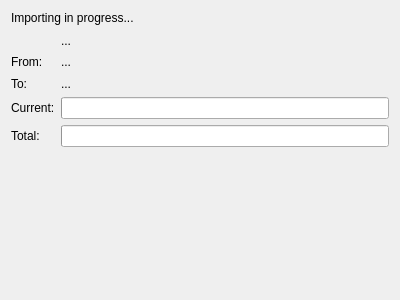
First picture: the form in mailimporter/ui/importmailswidget.ui, repository KDE/kdepim, before the edit.
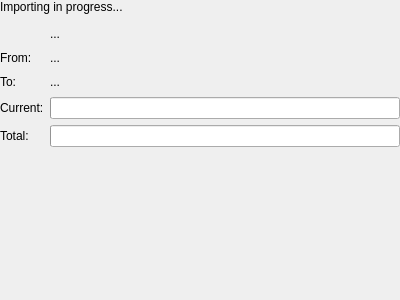
Second picture: the form after the edit. Custom widgets are drawn as their Qt base class.

Commit message: Remove double margin

Patch:
```diff
--- a/mailimporter/ui/importmailswidget.ui
+++ b/mailimporter/ui/importmailswidget.ui
@@ -11,6 +11,9 @@
    </rect>
   </property>
   <layout class="QVBoxLayout" name="verticalLayout_2">
+   <property name="margin">
+    <number>0</number>
+   </property>
    <item>
     <layout class="QVBoxLayout" name="verticalLayout">
      <item>
```
Left out of the diff: 4 changed lines with no effect on the pictures. The commit also changes 1 other file.
